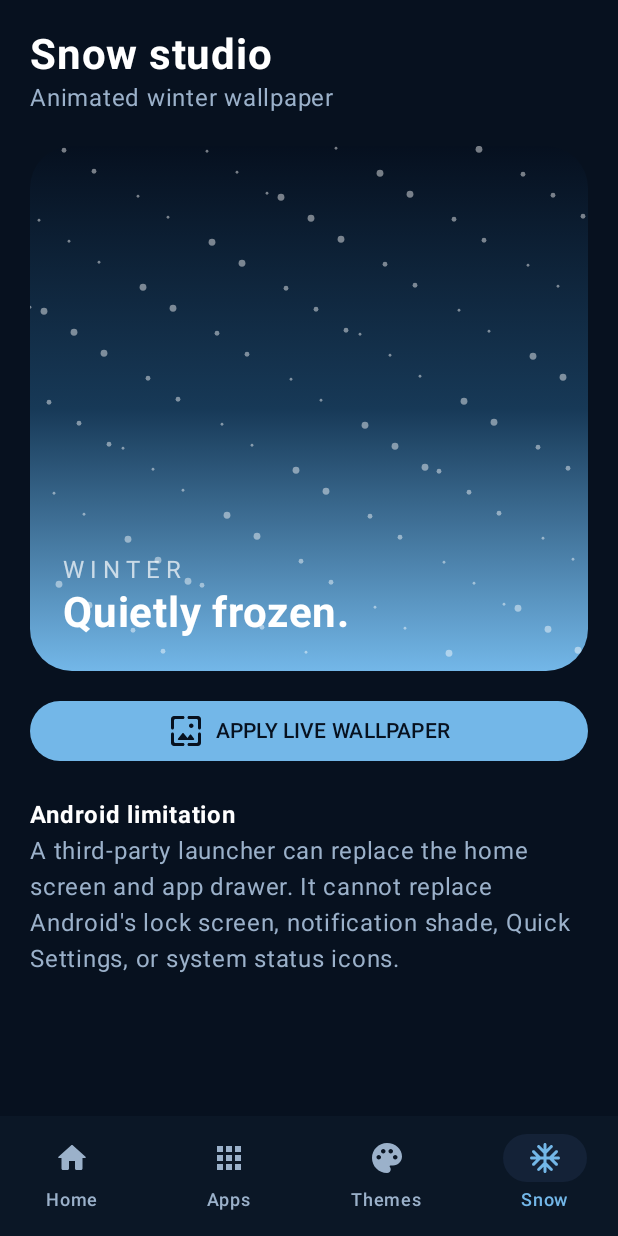
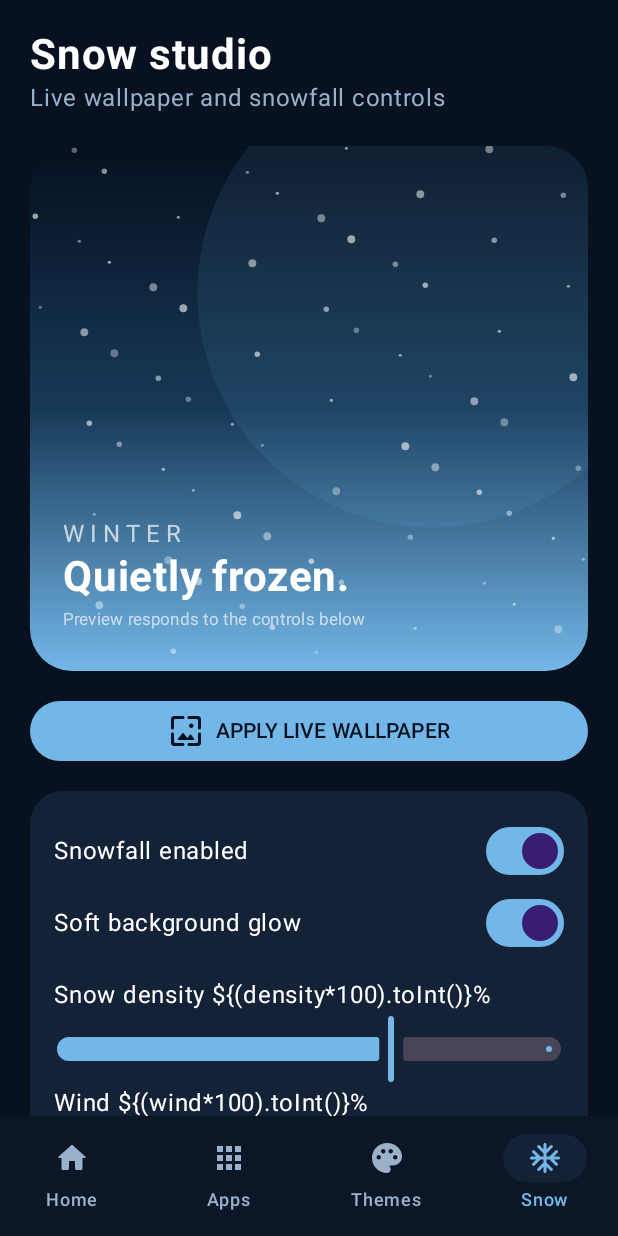
Before and after one commit to domm1402/SNOWFALL, an Android app built with Jetpack Compose: the screen it shows after launch (MainActivity), item 4 of the bottom bar chosen, on a phone screen of 412 x 824 dp. Run offline under Robolectric (Android 15) with nearby library versions, the phone set to English and light mode, and no system bars.

Commit message:
Add live snowfall controls to wallpaper studio

```diff
--- a/app/src/main/java/com/domm/snowfall/MainActivity.kt
+++ b/app/src/main/java/com/domm/snowfall/MainActivity.kt
@@ -208,10 +208,53 @@ Spacer(Modifier.height(18.dp));Text("100 STORED-ONLY PREFERENCE SWITCHES",color=
 
 @Composable
 private fun WallpaperPage(activity:Activity,accent:Color){
+    val prefs=remember(activity){activity.getSharedPreferences("snowfall",Activity.MODE_PRIVATE)}
+    var snowEnabled by remember{mutableStateOf(prefs.getBoolean("snowfall",true))}
+    var glow by remember{mutableStateOf(prefs.getBoolean("glow",true))}
+    var density by remember{mutableFloatStateOf(prefs.getFloat("snow",.68f))}
+    var wind by remember{mutableFloatStateOf(prefs.getFloat("wind",.42f))}
+    var flakeSize by remember{mutableFloatStateOf(prefs.getFloat("size",.5f))}
     Column(Modifier.fillMaxSize().background(bg).verticalScroll(rememberScrollState()).padding(20.dp)){
-        Text("Snow studio",color=Color.White,fontSize=28.sp,fontWeight=FontWeight.Bold);Text("Animated winter wallpaper",color=muted);Spacer(Modifier.height(20.dp))
-        Box(Modifier.fillMaxWidth().height(350.dp).clip(RoundedCornerShape(28.dp)).background(Brush.verticalGradient(listOf(Color(0xFF06101F),Color(0xFF173957),accent)))){val anim=rememberInfiniteTransition(label="snow");val f by anim.animateFloat(0f,1f,infiniteRepeatable(tween(7000,easing=LinearEasing)),label="flakes");Canvas(Modifier.fillMaxSize()){repeat(100){i->drawCircle(Color.White.copy(.45f),1.4f+i%3,androidx.compose.ui.geometry.Offset((i*79f)%size.width,(i*137f+f*size.height)%size.height))}};Column(Modifier.align(Alignment.BottomStart).padding(22.dp)){Text("WINTER",color=Color.White.copy(.7f),letterSpacing=4.sp);Text("Quietly frozen.",color=Color.White,fontSize=28.sp,fontWeight=FontWeight.Bold)}}
-        Spacer(Modifier.height(16.dp));Button(onClick={try{activity.startActivity(Intent(WallpaperManager.ACTION_CHANGE_LIVE_WALLPAPER).putExtra(WallpaperManager.EXTRA_LIVE_WALLPAPER_COMPONENT,ComponentName(activity,SnowWallpaperService::class.java)))}catch(_:Exception){try{activity.startActivity(Intent(WallpaperManager.ACTION_LIVE_WALLPAPER_CHOOSER))}catch(_:Exception){}}},modifier=Modifier.fillMaxWidth(),colors=ButtonDefaults.buttonColors(containerColor=accent,contentColor=bg)){Icon(Icons.Rounded.Wallpaper,null);Spacer(Modifier.width(8.dp));Text("APPLY LIVE WALLPAPER")}
-        Spacer(Modifier.height(20.dp));Text("Android limitation",color=Color.White,fontWeight=FontWeight.Bold);Text("A third-party launcher can replace the home screen and app drawer. It cannot replace Android's lock screen, notification shade, Quick Settings, or system status icons.",color=muted)
+        Text("Snow studio",color=Color.White,fontSize=28.sp,fontWeight=FontWeight.Bold)
+        Text("Live wallpaper and snowfall controls",color=muted)
+        Spacer(Modifier.height(20.dp))
+        Box(Modifier.fillMaxWidth().height(350.dp).clip(RoundedCornerShape(28.dp)).background(Brush.verticalGradient(listOf(Color(0xFF06101F),Color(0xFF173957),accent)))){
+            val anim=rememberInfiniteTransition(label="snow")
+            val f by anim.animateFloat(0f,1f,infiniteRepeatable(tween(7000,easing=LinearEasing)),label="flakes")
+            Canvas(Modifier.fillMaxSize()){
+                if(glow)drawCircle(accent.copy(.09f),this.size.width*.42f,androidx.compose.ui.geometry.Offset(this.size.width*.72f,this.size.height*.28f))
+                if(snowEnabled)repeat((100*density).toInt()){i->
+                    val x=((i*79f+wind*f*80f)%this.size.width)
+                    val y=((i*137f+f*this.size.height)%this.size.height)
+                    drawCircle(Color.White.copy(.35f+(i%4)*.08f), (1.4f+i%3)*(0.65f+flakeSize),androidx.compose.ui.geometry.Offset(x,y))
+                }
+            }
+            Column(Modifier.align(Alignment.BottomStart).padding(22.dp)){
+                Text("WINTER",color=Color.White.copy(.7f),letterSpacing=4.sp)
+                Text("Quietly frozen.",color=Color.White,fontSize=28.sp,fontWeight=FontWeight.Bold)
+                Text("Preview responds to the controls below",color=Color.White.copy(.65f),fontSize=11.sp)
+            }
+        }
+        Spacer(Modifier.height(16.dp))
+        Button(onClick={try{activity.startActivity(Intent(WallpaperManager.ACTION_CHANGE_LIVE_WALLPAPER).putExtra(WallpaperManager.EXTRA_LIVE_WALLPAPER_COMPONENT,ComponentName(activity,SnowWallpaperService::class.java)))}catch(_:Exception){try{activity.startActivity(Intent(WallpaperManager.ACTION_LIVE_WALLPAPER_CHOOSER))}catch(_:Exception){}}},modifier=Modifier.fillMaxWidth(),colors=ButtonDefaults.buttonColors(containerColor=accent,contentColor=bg)){
+            Icon(Icons.Rounded.Wallpaper,null);Spacer(Modifier.width(8.dp));Text("APPLY LIVE WALLPAPER")
+        }
+        Spacer(Modifier.height(16.dp))
+        Card(colors=CardDefaults.cardColors(containerColor=Color(0xFF142237)),shape=RoundedCornerShape(22.dp)){
+            Column(Modifier.fillMaxWidth().padding(16.dp)){
+                Row(verticalAlignment=Alignment.CenterVertically){Text("Snowfall enabled",color=Color.White,modifier=Modifier.weight(1f));Switch(snowEnabled,{snowEnabled=it;prefs.edit().putBoolean("snowfall",it).apply()})}
+                Row(verticalAlignment=Alignment.CenterVertically){Text("Soft background glow",color=Color.White,modifier=Modifier.weight(1f));Switch(glow,{glow=it;prefs.edit().putBoolean("glow",it).apply()})}
+                Spacer(Modifier.height(12.dp))
+                Text("Snow density \${(density*100).toInt()}%",color=Color.White)
+                Slider(value=density,onValueChange={density=it;prefs.edit().putFloat("snow",it).apply()},valueRange=.05f..1f)
+                Text("Wind \${(wind*100).toInt()}%",color=Color.White)
+                Slider(value=wind,onValueChange={wind=it;prefs.edit().putFloat("wind",it).apply()},valueRange=0f..1f)
+                Text("Flake size \${(flakeSize*100).toInt()}%",color=Color.White)
+                Slider(value=flakeSize,onValueChange={flakeSize=it;prefs.edit().putFloat("size",it).apply()},valueRange=0f..1f)
+            }
+        }
+        Spacer(Modifier.height(20.dp))
+        Text("System limitation",color=Color.White,fontWeight=FontWeight.Bold)
+        Text("The live wallpaper is installed through Android's wallpaper picker. Snow, wind, flake size and glow are read by the wallpaper service and update while it is running. A launcher cannot replace Android's lock screen, notification shade, Quick Settings, or system status icons.",color=muted)
     }
 }
```
